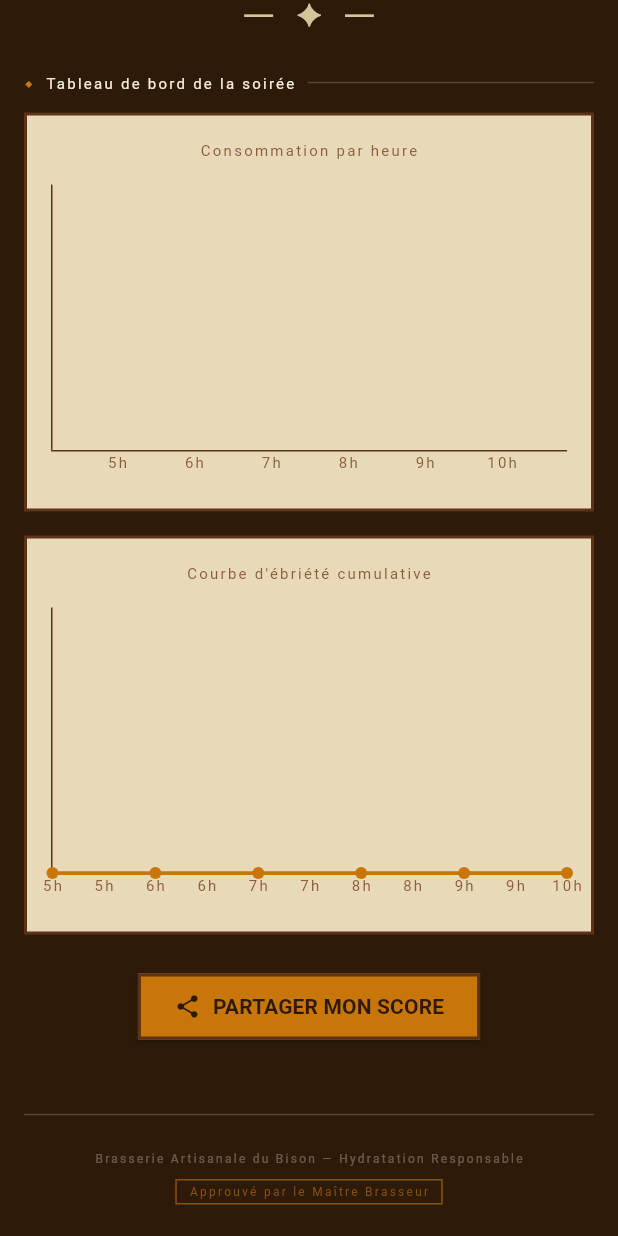
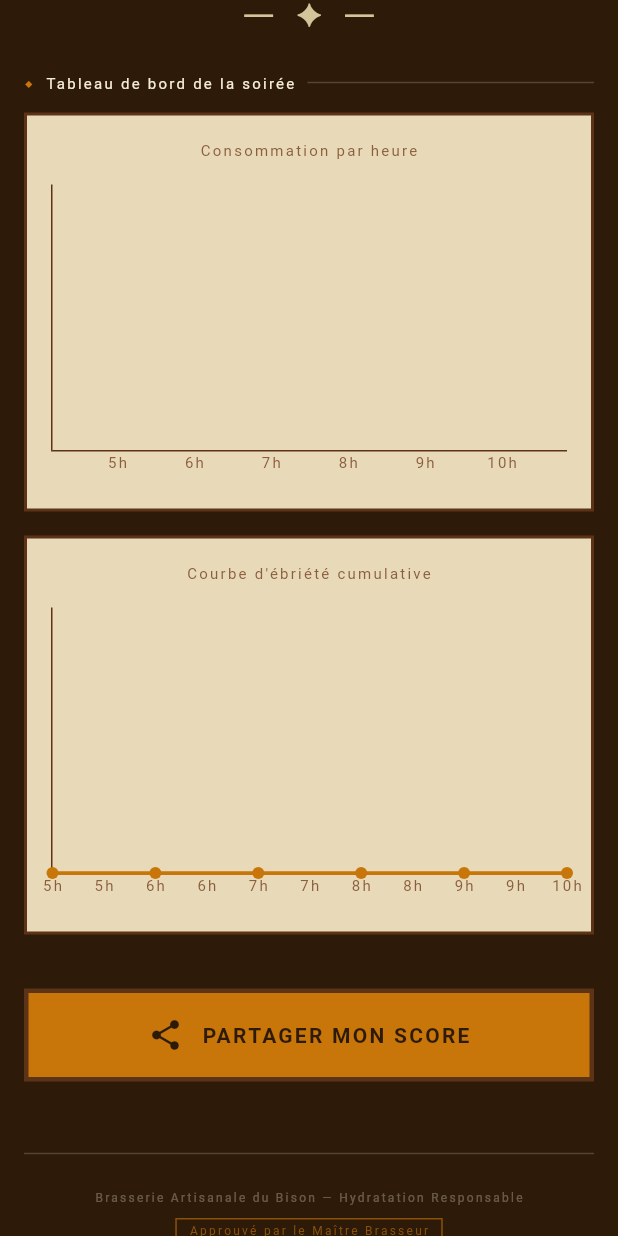
Before and after one commit to Tahlasandale/le-comptoir-du-bison, a Flutter app: the screen it shows after launch, scrolled down 1152 dp, on a phone screen of 412 x 824 dp. Run offline on Flutter 3.47's test engine with Material 3 defaults, Android fonts, the phone set to English and light mode, and no system bars; drawn by our look-alikes of fl_chart; our stand-ins replace google_fonts, screenshot, share_plus, sqflite; accounts and stored records are empty; Roboto replaces fonts that are missing (Special Elite).

Commit message:
fix: share button visibility and added to index.html

```diff
--- a/le_comptoir_du_bison/lib/main.dart
+++ b/le_comptoir_du_bison/lib/main.dart
@@ -115,22 +115,29 @@ class HomeScreen extends StatelessWidget {
                 const SizedBox(height: 24),
 
                 // SHARE BUTTON
-                Center(
-                  child: ElevatedButton.icon(
-                    style: ElevatedButton.styleFrom(
-                      backgroundColor: AppTheme.amber,
-                      foregroundColor: AppTheme.brownDark,
-                      padding: const EdgeInsets.symmetric(horizontal: 24, vertical: 12),
-                      shape: const RoundedRectangleBorder(
-                        borderRadius: BorderRadius.zero,
-                        side: BorderSide(color: AppTheme.brownMid, width: 2),
-                      ),
+                const SizedBox(height: 12),
+                GestureDetector(
+                  onTap: () => _shareScore(provider),
+                  child: Container(
+                    decoration: BoxDecoration(
+                      color: AppTheme.amber,
+                      border: Border.all(color: AppTheme.brownMid, width: 3),
                     ),
-                    onPressed: () => _shareScore(provider),
-                    icon: const Icon(Icons.share),
-                    label: const Text(
-                      'PARTAGER MON SCORE',
-                      style: TextStyle(fontFamily: 'Special Elite', fontWeight: FontWeight.bold),
+                    padding: const EdgeInsets.symmetric(vertical: 16),
+                    child: Row(
+                      mainAxisAlignment: MainAxisAlignment.center,
+                      children: [
+                        const Icon(Icons.share, color: AppTheme.brownDark),
+                        const SizedBox(width: 12),
+                        Text(
+                          'PARTAGER MON SCORE',
+                          style: AppTheme.theme.textTheme.labelSmall?.copyWith(
+                            color: AppTheme.brownDark,
+                            fontWeight: FontWeight.bold,
+                            fontSize: 14,
+                          ),
+                        ),
+                      ],
                     ),
                   ),
                 ),
--- a/le_comptoir_du_bison/pubspec.yaml
+++ b/le_comptoir_du_bison/pubspec.yaml
@@ -16,7 +16,7 @@ publish_to: 'none' # Remove this line if you wish to publish to pub.dev
 # https://developer.apple.com/library/archive/documentation/General/Reference/InfoPlistKeyReference/Articles/CoreFoundationKeys.html
 # In Windows, build-name is used as the major, minor, and patch parts
 # of the product and file versions while build-number is used as the build suffix.
-version: 1.0.2+3
+version: 1.0.3+4
 
 environment:
   sdk: ^3.12.0
```
